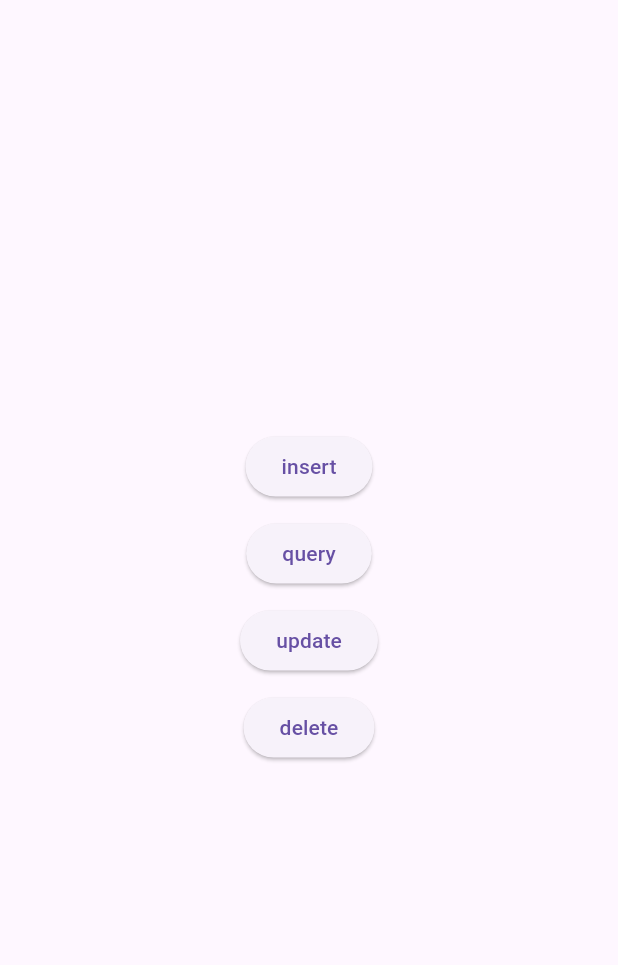
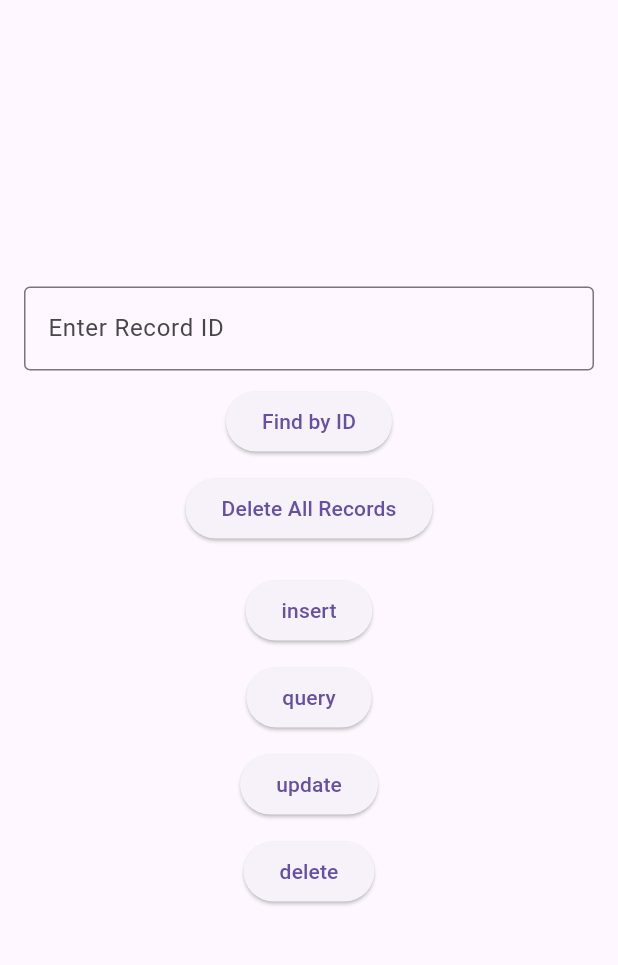
Before and after one commit to NickJohnson06/in_class10, a Flutter app: the screen it shows after launch, on a phone screen of 412 x 824 dp, the part 63-1028 px from its top. Run offline on Flutter 3.47's test engine with Material 3 defaults, Android fonts, the phone set to English and light mode, and no system bars; our stand-ins replace sqflite; accounts and stored records are empty.

Commit message:
Added ID textfield and delete all buttons, fixed table usage

```diff
--- a/lib/main.dart
+++ b/lib/main.dart
@@ -1,11 +1,10 @@
 import 'package:flutter/material.dart';
 import '/services/database_helper.dart';
-
 
 // Here we are using a global variable. You can use something like
 // get_it in a production app.
 final dbHelper = DatabaseHelper();
-
+final TextEditingController _idController = TextEditingController();
 
 Future<void> main() async {
   WidgetsFlutterBinding.ensureInitialized();
@@ -14,10 +13,8 @@
   runApp(const MyApp());
 }
 
-
 class MyApp extends StatelessWidget {
   const MyApp({super.key});
-
 
   @override
   Widget build(BuildContext context) {
@@ -31,10 +28,8 @@
   }
 }
 
-
 class MyHomePage extends StatelessWidget {
   const MyHomePage({super.key});
-
 
   // homepage layout
   @override
@@ -47,6 +42,28 @@
         child: Column(
           mainAxisAlignment: MainAxisAlignment.center,
           children: <Widget>[
+            Padding(
+              padding: const EdgeInsets.symmetric(horizontal: 16.0),
+              child: TextField(
+                controller: _idController,
+                decoration: const InputDecoration(
+                  labelText: 'Enter Record ID',
+                  border: OutlineInputBorder(),
+                ),
+                keyboardType: TextInputType.number,
+              ),
+            ),
+            const SizedBox(height: 10),
+            ElevatedButton(
+              onPressed: _findById,
+              child: const Text('Find by ID'),
+            ),
+            const SizedBox(height: 10),
+            ElevatedButton(
+              onPressed: _deleteAll,
+              child: const Text('Delete All Records'),
+            ),
+            const SizedBox(height: 20),
             ElevatedButton(
               onPressed: _insert,
               child: const Text('insert'),
@@ -72,11 +89,8 @@
     );
   }
 
-
   // Button onPressed methods
-
-
-	  void _insert() async {
+  static void _insert() async {
     // row to insert
     Map<String, dynamic> row = {
       DatabaseHelper.columnName: 'Bob',
@@ -86,8 +100,7 @@
     debugPrint('inserted row id: $id');
   }
 
-
-	  void _query() async {
+  static void _query() async {
     final allRows = await dbHelper.queryAllRows();
     debugPrint('query all rows:');
     for (final row in allRows) {
@@ -95,8 +108,7 @@
     }
   }
 
-
-	  void _update() async {
+  static void _update() async {
     // row to update
     Map<String, dynamic> row = {
       DatabaseHelper.columnId: 1,
@@ -107,11 +119,30 @@
     debugPrint('updated $rowsAffected row(s)');
   }
 
-
-	  void _delete() async {
-	    // Assuming that the number of rows is the id for the last row.
+  static void _delete() async {
     final id = await dbHelper.queryRowCount();
     final rowsDeleted = await dbHelper.delete(id);
     debugPrint('deleted $rowsDeleted row(s): row $id');
   }
+
+  static void _findById() async {
+    final idText = _idController.text.trim();
+    final id = int.tryParse(idText);
+    if (id == null) {
+      debugPrint('Please enter a valid numeric ID');
+      return;
     }
+
+    final record = await dbHelper.getRecordById(id);
+    if (record != null) {
+      debugPrint('Found record: $record');
+    } else {
+      debugPrint('No record found with ID $id');
+    }
+  }
+
+  static void _deleteAll() async {
+    final deletedCount = await dbHelper.deleteAllRecords();
+    debugPrint('Deleted $deletedCount record(s)');
+  }
+}
```
Also changed, not shown: lib/services/database_helper.dart (+14 -37 lines). Lines whose indentation alone changed are shown as unchanged.
